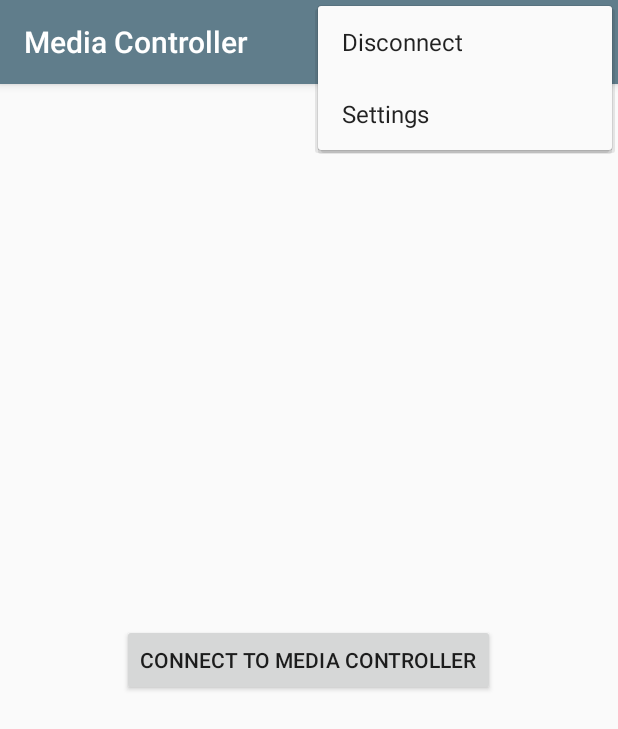
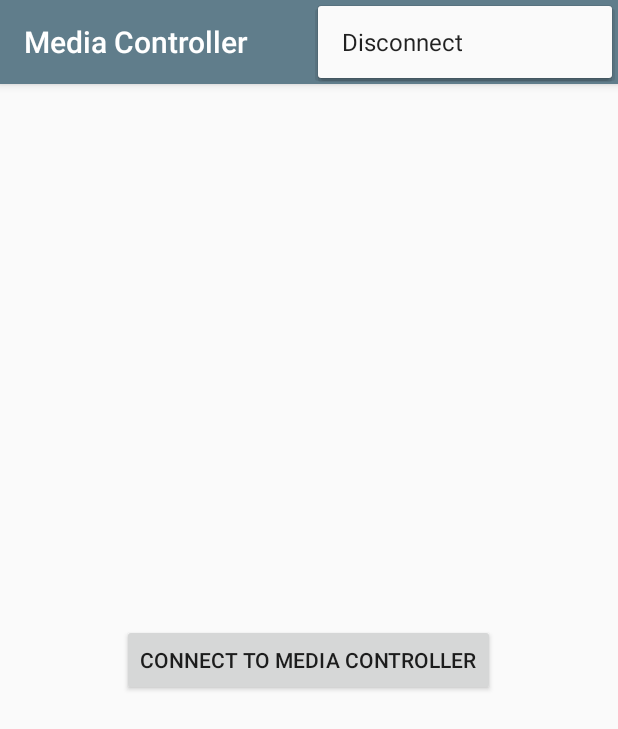
Before and after one commit to s-d/set09118_coursework, an Android app: the screen it shows after launch (MainActivity), with the options menu open, on a phone screen of 412 x 824 dp. Shown: the top 729 px of the screen. Run offline under Robolectric (Android 15) with nearby library versions, the light colour scheme and no system bars.

Commit message:
Working on report, got some comments in code as well.

```diff
--- a/ANDROID/MediaController/app/src/main/res/menu/menu_main.xml
+++ b/ANDROID/MediaController/app/src/main/res/menu/menu_main.xml
@@ -12,10 +12,10 @@
         android:orderInCategory="1"
         android:title="@string/menu_main_action_disconnect"
         app:showAsAction="never" />
-    <item
-        android:id="@+id/action_settings"
-        android:orderInCategory="2"
-        android:title="@string/menu_main_action_settings"
-        app:showAsAction="never" />
+    <!--<item-->
+        <!--android:id="@+id/action_settings"-->
+        <!--android:orderInCategory="2"-->
+        <!--android:title="@string/menu_main_action_settings"-->
+        <!--app:showAsAction="never" />-->
 
 </menu>
```
Also changed, not shown: ANDROID/MediaController/app/src/main/java/uk/co/sam/mediacontroller/BluetoothHandler.java (+54 -28 lines), ANDROID/MediaController/app/src/main/java/uk/co/sam/mediacontroller/MainActivity.java (+1 -7 lines), 3 other files.
